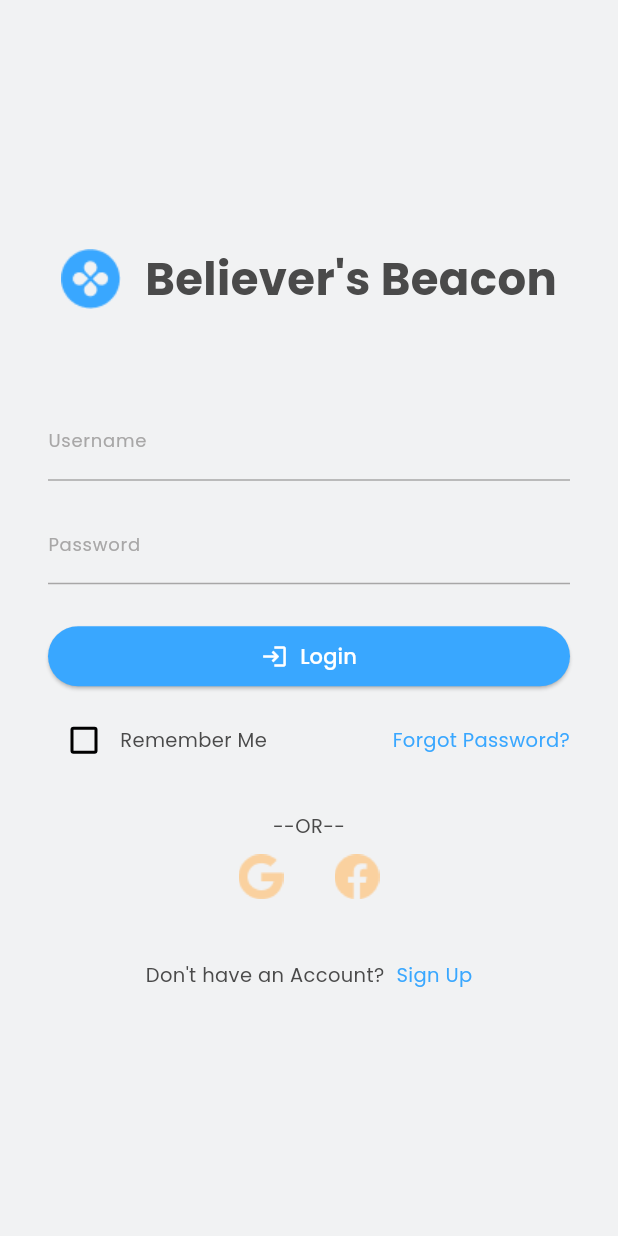
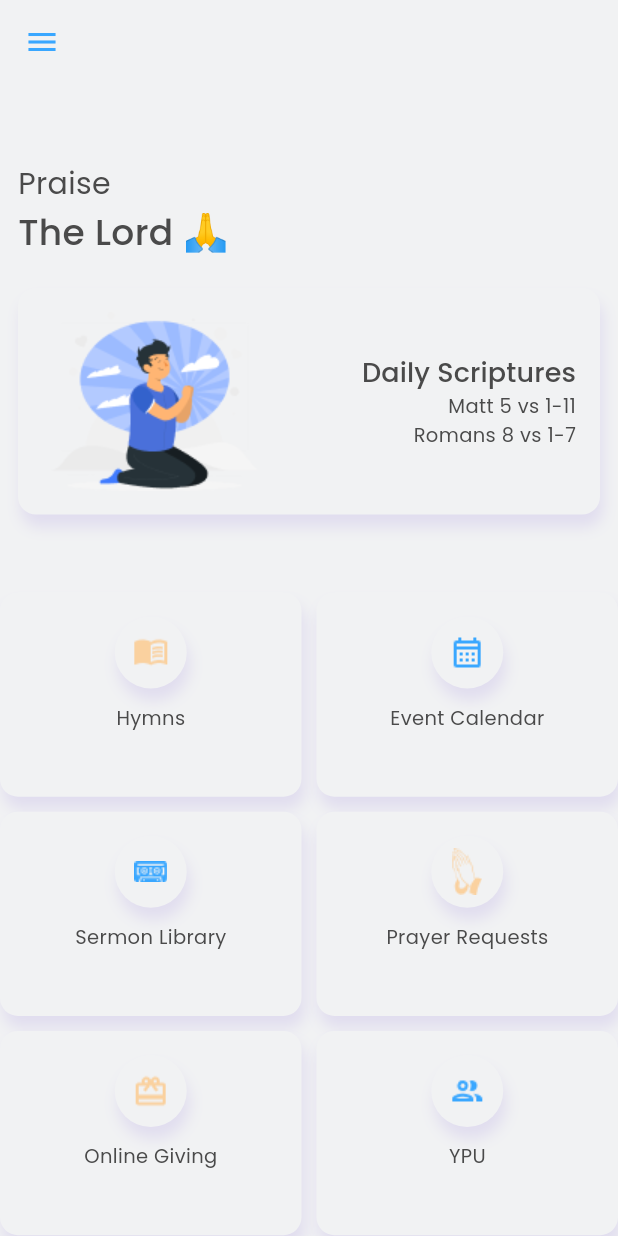
Before and after one commit to aaron-dudue99/believers_beacon, a Flutter app: the screen it shows after launch, on a phone screen of 412 x 824 dp. Run offline on Flutter 3.47's test engine with Material 3 defaults, Android fonts, the phone set to English and light mode, and no system bars; our stand-ins replace google_fonts.

Commit message:
homepage done.. to fix: app drawer region

```diff
--- /dev/null
+++ b/lib/components/hometile.dart
@@ -0,0 +1,51 @@
+import 'package:flutter/material.dart';
+
+class HomeTile extends StatelessWidget {
+  final String title;
+  final String imagePath;
+
+  const HomeTile({Key? key, required this.title, required this.imagePath})
+      : super(key: key);
+
+  @override
+  Widget build(BuildContext context) {
+    return SizedBox(
+      // height: 105,
+      child: Container(
+          width: 155,
+          decoration: BoxDecoration(
+              color: const Color(0xFFF1F2F3),
+              borderRadius: BorderRadius.circular(12),
+              boxShadow: const [
+                BoxShadow(
+                    color: Color(0x268163D6),
+                    blurRadius: 8,
+                    offset: Offset(2, 8),
+                    spreadRadius: 0)
+              ]),
+          child: Padding(
+            padding: const EdgeInsets.all(16.0),
+            child: Column(
+              children: [
+                Container(
+                    width: 48,
+                    height: 48,
+                    decoration: const BoxDecoration(
+                        color: Color(0xFFF1F2F3),
+                        shape: BoxShape.circle,
+                        boxShadow: [
+                          BoxShadow(
+                              color: Color(0x268163D6),
+                              blurRadius: 8,
+                              offset: Offset(2, 8),
+                              spreadRadius: 0)
+                        ]),
+                    child: Image.asset(imagePath)),
+                const SizedBox(height: 10),
+                Text(title)
+              ],
+            ),
+          )),
+    );
+  }
+}
--- a/lib/main.dart
+++ b/lib/main.dart
@@ -1,4 +1,5 @@
-import 'package:believers_beacon/pages/login.dart';
+import 'package:believers_beacon/pages/homepage.dart';
+import 'package:believers_beacon/pages/signup.dart';
 import 'package:flutter/material.dart';
 import 'package:google_fonts/google_fonts.dart';
 
@@ -14,7 +15,7 @@
     return MaterialApp(
       title: "Believer's Beacon",
       debugShowCheckedModeBanner: false,
-        home: const LoginPage(),
+      home: HomePage(),
       theme: ThemeData(
           fontFamily: 'Poppins',
           primaryColor: const Color(0xFF39A7FF),
@@ -44,6 +45,15 @@
                   textStyle: const TextStyle(color: Color(0xFF4A4A4A))),
               bodyMedium: GoogleFonts.poppins(
                   fontSize: 13,
-                    textStyle: const TextStyle(color: Color(0xFF4A4A4A))))));
+                  textStyle: const TextStyle(color: Color(0xFF4A4A4A))),
+              titleSmall: GoogleFonts.poppins(
+                  fontSize: 18,
+                  fontWeight: FontWeight.w500,
+                  textStyle: const TextStyle(color: Color(0xFF4A4A4A))))),
+      routes: {
+        '/homepage': (context) => HomePage(),
+        '/signup': (context) => const SignUpPage()
+      },
+    );
   }
 }
--- /dev/null
+++ b/lib/pages/app.json
@@ -0,0 +1,23 @@
+{
+  "name": "album_name",
+  "year": "album_name",
+  "singer": "album_name",
+  "songs": [
+    {
+      "track_no": 1,
+      "name": "track_name"
+    },
+    {
+      "track_no": 1,
+      "name": "track_name"
+    },
+    {
+      "track_no": 1,
+      "name": "track_name"
+    },
+    {
+      "track_no": 1,
+      "name": "track_name"
+    }
+  ]
+}
--- /dev/null
+++ b/lib/pages/homepage.dart
@@ -0,0 +1,171 @@
+import 'package:believers_beacon/components/hometile.dart';
+import 'package:flutter/material.dart';
+
+class HomeTileData {
+  final String iconPath;
+  final String title;
+
+  HomeTileData({
+    required this.iconPath,
+    required this.title,
+  });
+}
+
+class MenuItem {
+  final String itemTitle;
+  final String itemIcon;
+
+  MenuItem({
+    required this.itemIcon,
+    required this.itemTitle,
+  });
+}
+
+class HomePage extends StatelessWidget {
+  HomePage({Key? key});
+
+  final List<HomeTileData> tileList = [
+    HomeTileData(iconPath: 'assets/images/hymns.png', title: 'Hymns'),
+    HomeTileData(
+        iconPath: 'assets/images/calendar_month.png', title: 'Event Calendar'),
+    HomeTileData(
+        iconPath: 'assets/images/library.png', title: 'Sermon Library'),
+    HomeTileData(iconPath: 'assets/images/hands.png', title: 'Prayer Requests'),
+    HomeTileData(
+        iconPath: 'assets/images/card_giftcard.png', title: 'Online Giving'),
+    HomeTileData(iconPath: 'assets/images/group.png', title: 'YPU'),
+  ];
+
+  final List<MenuItem> topMenuItems = [
+    MenuItem(itemIcon: 'Icons.home', itemTitle: 'Home'),
+    MenuItem(itemIcon: 'Icons.person', itemTitle: 'Profile'),
+    MenuItem(itemIcon: 'Icons.bookmarks', itemTitle: 'Bookmarks'),
+    MenuItem(itemIcon: 'Icons.notifications', itemTitle: 'Notifications'),
+  ];
+
+  final List<MenuItem> bottomMenuItems = [
+    MenuItem(itemIcon: 'Icons.settings', itemTitle: 'Settings'),
+    MenuItem(itemIcon: 'Icons.help_outline', itemTitle: 'Help'),
+    MenuItem(itemIcon: 'Icons.logout', itemTitle: 'Logout'),
+  ];
+
+  @override
+  Widget build(BuildContext context) {
+    return Scaffold(
+      appBar: AppBar(
+        backgroundColor: Theme.of(context).scaffoldBackgroundColor,
+        leading: Builder(
+          builder: (BuildContext context) {
+            return IconButton(
+              icon: const Icon(Icons.menu),
+              color: Theme.of(context).primaryColor,
+              onPressed: () {
+                Scaffold.of(context).openDrawer();
+              },
+            );
+          },
+        ),
+      ),
+      drawer: Drawer(
+        child: Column(
+          children: [
+            ListView.builder(
+              padding: EdgeInsets.zero,
+              itemCount: topMenuItems.length,
+              itemBuilder: (BuildContext context, int index) {
+                return ListTile(
+                  title: Text(topMenuItems[index].itemTitle),
+                  onTap: () {
+                    print('Tapped on: ${topMenuItems[index].itemTitle}');
+                  },
+                );
+              },
+            ),
+          ],
+        ),
+      ),
+      body: CustomScrollView(
+        slivers: [
+          SliverPadding(
+            padding: const EdgeInsets.all(12.0),
+            sliver: SliverList(
+              delegate: SliverChildListDelegate(
+                [
+                  const SizedBox(height: 40),
+                  const Column(
+                    crossAxisAlignment: CrossAxisAlignment.start,
+                    mainAxisAlignment: MainAxisAlignment.start,
+                    children: [
+                      Text('Praise', style: TextStyle(fontSize: 20)),
+                      Text('The Lord 🙏',
+                          style: TextStyle(
+                              fontSize: 24, fontWeight: FontWeight.w500)),
+                    ],
+                  ),
+                  const SizedBox(height: 20), // Adjust the spacing as needed
+                  Container(
+                    decoration: BoxDecoration(
+                      color: const Color(0xFFF1F2F3),
+                      borderRadius: BorderRadius.circular(12),
+                      boxShadow: const [
+                        BoxShadow(
+                          color: Color(0x268163D6),
+                          blurRadius: 8,
+                          offset: Offset(2, 8),
+                          spreadRadius: 0,
+                        )
+                      ],
+                    ),
+                    child: Padding(
+                      padding: const EdgeInsets.all(16.0),
+                      child: Row(
+                        children: [
+                          Image.asset('assets/images/praying.png'),
+                          const Spacer(),
+                          Column(
+                            crossAxisAlignment: CrossAxisAlignment.end,
+                            mainAxisAlignment: MainAxisAlignment.center,
+                            children: [
+                              Text('Daily Scriptures',
+                                  style:
+                                      Theme.of(context).textTheme.titleSmall),
+                              Text('Matt 5 vs 1-11',
+                                  style:
+                                      Theme.of(context).textTheme.bodyMedium),
+                              Text('Romans 8 vs 1-7',
+                                  style:
+                                      Theme.of(context).textTheme.bodyMedium),
+                            ],
+                          )
+                        ],
+                      ),
+                    ),
+                  ),
+                  const SizedBox(height: 40),
+                ],
+              ),
+            ),
+          ),
+          SliverGrid(
+            gridDelegate: const SliverGridDelegateWithFixedCrossAxisCount(
+              crossAxisCount: 2,
+              childAspectRatio: 155 / 105,
+              crossAxisSpacing: 10,
+              mainAxisSpacing: 10,
+            ),
+            delegate: SliverChildBuilderDelegate(
+              (BuildContext context, int index) {
+                final tile = tileList[index];
+                return HomeTile(
+                  imagePath: tile.iconPath,
+                  title: tile.title,
+                );
+              },
+              childCount: tileList.length,
+            ),
+          ),
+        ],
+      ),
+    );
+  }
+}
--- a/lib/pages/login.dart
+++ b/lib/pages/login.dart
@@ -11,7 +11,7 @@ class _LoginPageState extends State<LoginPage> {
   bool rememberMe = false;
 
   void onLogin() {
-    print('Login Button Pressed');
+    Navigator.pushNamed(context, '/homepage');
   }
 
   @override
--- /dev/null
+++ b/lib/pages/signup.dart
@@ -0,0 +1,15 @@
+import 'package:flutter/material.dart';
+
+class SignUpPage extends StatefulWidget {
+  const SignUpPage({super.key});
+
+  @override
+  State<SignUpPage> createState() => _SignUpPageState();
+}
+
+class _SignUpPageState extends State<SignUpPage> {
+  @override
+  Widget build(BuildContext context) {
+    return const Placeholder();
+  }
+}
```
Also changed, not shown: pubspec.yaml (+7 -0 lines), assets/images/calendar_month.png (added), assets/images/card_giftcard.png (added), assets/images/group.png (added), assets/images/hands.png (added), assets/images/hymns.png (added), assets/images/library.png (added), assets/images/logo.svg (deleted), assets/images/praying.png (added). Lines whose indentation alone changed are shown as unchanged.
